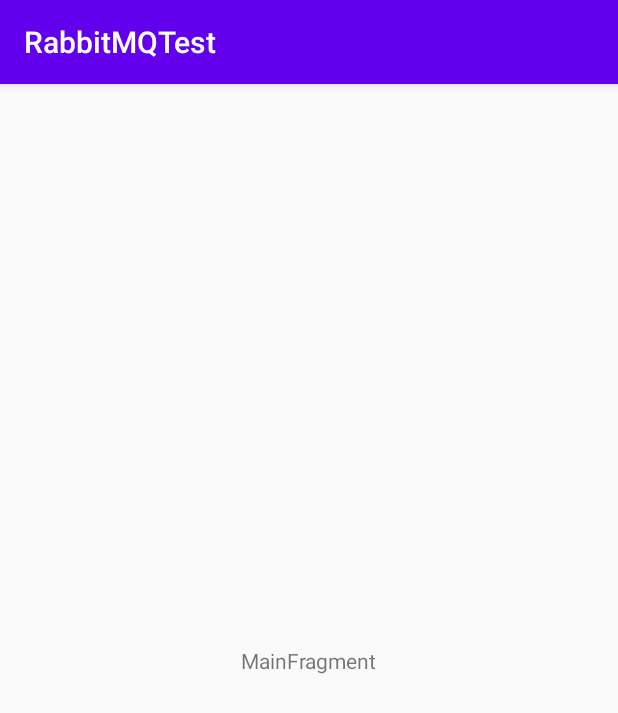
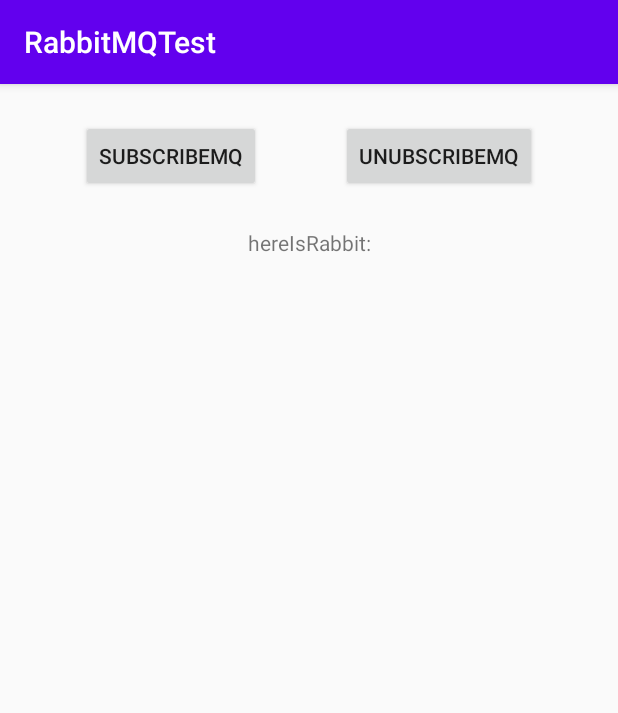
Before and after one commit to Antonkog/RabbitMQTest, an Android app: the screen it shows after launch (MainActivity), on a phone screen of 412 x 824 dp. Shown: the top 713 px of the screen. Run offline under Robolectric (Android 15) with nearby library versions, the phone set to English and light mode, and no system bars; libraries missing offline, so code that uses them is left out: com.rabbitmq.client.

Commit message:
implementing RabbitMQ

```diff
--- a/app/src/main/AndroidManifest.xml
+++ b/app/src/main/AndroidManifest.xml
@@ -1,6 +1,7 @@
 <?xml version="1.0" encoding="utf-8"?>
 <manifest xmlns:android="http://schemas.android.com/apk/res/android"
     package="com.example.rabbitmqtest" >
+    <uses-permission android:name="android.permission.INTERNET"></uses-permission>
 
     <application
         android:allowBackup="true"
--- a/app/src/main/java/com/example/rabbitmqtest/ui/main/MainFragment.kt
+++ b/app/src/main/java/com/example/rabbitmqtest/ui/main/MainFragment.kt
@@ -1,12 +1,19 @@
 package com.example.rabbitmqtest.ui.main
 
-import androidx.lifecycle.ViewModelProviders
+import android.os.Build
 import android.os.Bundle
-import androidx.fragment.app.Fragment
 import android.view.LayoutInflater
 import android.view.View
 import android.view.ViewGroup
+import android.widget.Button
+import android.widget.TextView
+import androidx.fragment.app.Fragment
+import androidx.lifecycle.Observer
+import androidx.lifecycle.ViewModelProvider
+import androidx.lifecycle.ViewModelProviders
 import com.example.rabbitmqtest.R
+import java.lang.StringBuilder
+
 
 class MainFragment : Fragment() {
 
@@ -14,17 +21,58 @@ class MainFragment : Fragment() {
         fun newInstance() = MainFragment()
     }
 
+    private lateinit var textView : TextView
+
     private lateinit var viewModel: MainViewModel
+
+
+
+
+    private val massagesObserver = Observer<String> {
+        textView.text = it
+    }
 
     override fun onCreateView(inflater: LayoutInflater, container: ViewGroup?,
                               savedInstanceState: Bundle?): View {
-        return inflater.inflate(R.layout.main_fragment, container, false)
+        val root =  inflater.inflate(R.layout.main_fragment, container, false)
+
+        val btnSubscribe  = root.findViewById<Button>(R.id.button_subscribe)
+        btnSubscribe.setOnClickListener {
+            if (Build.VERSION.SDK_INT >= Build.VERSION_CODES.KITKAT) {
+
+                viewModel.subscribeRabbitMQ()
+            }
+        }
+
+        val btnUnSubscribe  = root.findViewById<Button>(R.id.button_unsubscribe)
+        btnUnSubscribe.setOnClickListener(View.OnClickListener {
+            disconnectRabbitMQ()
+        })
+
+        textView = root.findViewById(R.id.message)
+        return root
     }
+
+//    override fun onViewCreated(view: View, savedInstanceState: Bundle?) {
+//        super.onViewCreated(view, savedInstanceState)
+//        viewModel = ViewModelProviders.of(this).get(MainViewModel::class.java)
+//        viewModel.massages.observe(viewLifecycleOwner, massagesObserver)
+//
+//        if (Build.VERSION.SDK_INT >= Build.VERSION_CODES.KITKAT) {
+//            viewModel.subscribeRabbitMQ()
+//        }
+//
+//    }
+
 
     override fun onActivityCreated(savedInstanceState: Bundle?) {
         super.onActivityCreated(savedInstanceState)
-        viewModel = ViewModelProviders.of(this).get(MainViewModel::class.java)
-        // TODO: Use the ViewModel
+        viewModel = ViewModelProvider(this).get(MainViewModel::class.java)
+        viewModel.massages.observe(viewLifecycleOwner, massagesObserver)
     }
 
+
+    private fun disconnectRabbitMQ() {
+        viewModel.disconnectRabbitMQ()
+    }
 }
--- a/app/src/main/res/layout/main_fragment.xml
+++ b/app/src/main/res/layout/main_fragment.xml
@@ -1,6 +1,5 @@
 <?xml version="1.0" encoding="utf-8"?>
-<androidx.constraintlayout.widget.ConstraintLayout
-    xmlns:android="http://schemas.android.com/apk/res/android"
+<androidx.constraintlayout.widget.ConstraintLayout xmlns:android="http://schemas.android.com/apk/res/android"
     xmlns:app="http://schemas.android.com/apk/res-auto"
     xmlns:tools="http://schemas.android.com/tools"
     android:id="@+id/main"
@@ -8,14 +7,48 @@
     android:layout_height="match_parent"
     tools:context=".ui.main.MainFragment">
 
-    <TextView
-        android:id="@+id/message"
+    <ScrollView
         android:layout_width="wrap_content"
         android:layout_height="wrap_content"
-        android:text="MainFragment"
-        app:layout_constraintBottom_toBottomOf="parent"
+        android:layout_marginTop="24dp"
         app:layout_constraintEnd_toEndOf="parent"
         app:layout_constraintStart_toStartOf="parent"
-        app:layout_constraintTop_toTopOf="parent"/>
+        app:layout_constraintTop_toBottomOf="@+id/button_subscribe">
+
+        <TextView
+            android:id="@+id/message"
+            android:layout_width="wrap_content"
+            android:layout_height="wrap_content"
+            android:text="hereIsRabbit:"
+            app:layout_constraintBottom_toBottomOf="parent"
+            app:layout_constraintEnd_toEndOf="parent"
+            app:layout_constraintStart_toStartOf="parent"
+            app:layout_constraintTop_toTopOf="parent" />
+
+
+    </ScrollView>
+
+    <Button
+        android:id="@+id/button_subscribe"
+        android:layout_width="wrap_content"
+        android:layout_height="wrap_content"
+        android:layout_marginTop="24dp"
+        android:text="SubscribeMQ"
+        app:layout_constraintBottom_toBottomOf="@+id/button_unsubscribe"
+        app:layout_constraintEnd_toStartOf="@+id/button_unsubscribe"
+        app:layout_constraintHorizontal_bias="0.5"
+        app:layout_constraintStart_toStartOf="parent"
+        app:layout_constraintTop_toTopOf="parent" />
+
+    <Button
+        android:id="@+id/button_unsubscribe"
+        android:layout_width="wrap_content"
+        android:layout_height="wrap_content"
+        android:layout_marginTop="24dp"
+        android:text="UnubscribeMQ"
+        app:layout_constraintEnd_toEndOf="parent"
+        app:layout_constraintHorizontal_bias="0.5"
+        app:layout_constraintStart_toEndOf="@+id/button_subscribe"
+        app:layout_constraintTop_toTopOf="parent" />
 
 </androidx.constraintlayout.widget.ConstraintLayout>
```
Also changed, not shown: app/build.gradle (+15 -0 lines), app/src/main/java/com/example/rabbitmqtest/ui/main/MainViewModel.kt (+83 -1 lines), app/src/main/java/com/example/rabbitmqtest/ui/main/rabbitMQ/CommonConsumer.kt (added, +23 -0 lines), app/src/main/java/com/example/rabbitmqtest/ui/main/rabbitMQ/SocketConstants.kt (added, +21 -0 lines).
